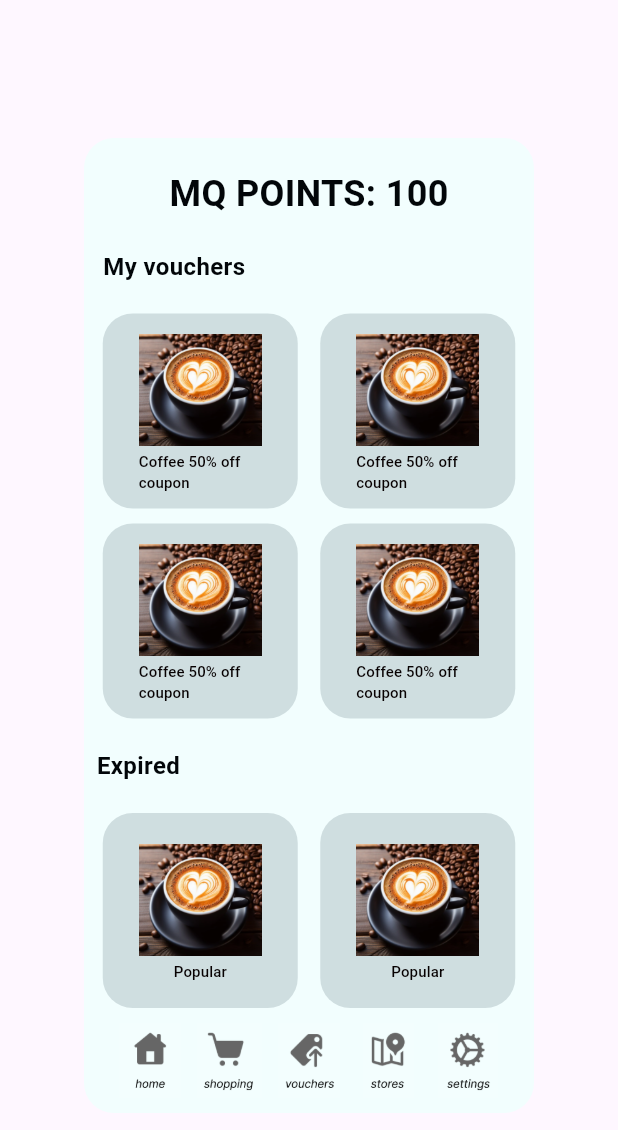
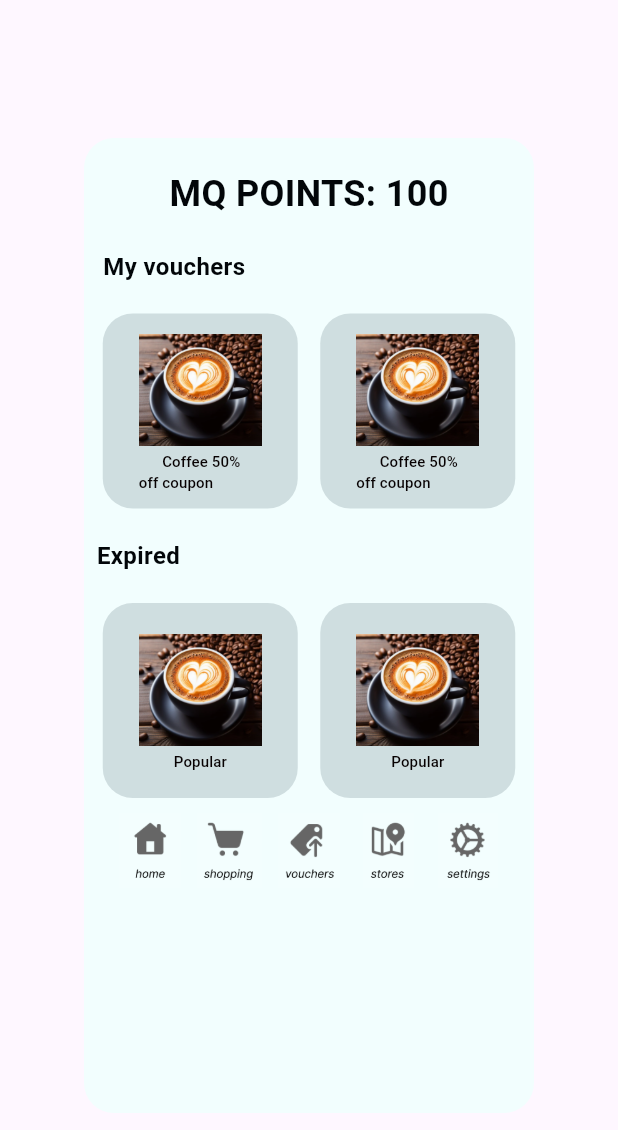
Before and after one commit to tinger529/MQ_points, a Flutter app: the VoucherScreen widget shown alone on an empty page, opened directly, on a phone screen of 412 x 824 dp. Shown: the top 1130 px of the screen. Run offline on Flutter 3.47's test engine with Material 3 defaults, Android fonts, the phone set to English and light mode, and no system bars; Roboto replaces fonts that are missing (Italic).

Commit message:
voucher screen: add mapping to voucher list

```diff
--- a/lib/models/state.dart
+++ b/lib/models/state.dart
@@ -1,12 +1,19 @@
 import 'dart:collection';
 
 import 'package:flutter/foundation.dart';
+import 'package:mqpoint/models/voucher_model.dart';
 
 class StateModel extends ChangeNotifier {
 
-  String _status = "start";   // quiz status flag
+  String _status = "start";
+
+  // temporarily store user's data here
   int points = 100;
-  int nvouchers = 1;
+  int nvouchers = 2;
+  List<Voucher> vouchers = [
+    const Voucher("      Coffee 50% off coupon", 100, "This is a voucher"),
+  //  const Voucher("      Coffee 50% off coupon", 100, "This is a voucher"),
+  ];
 
   StateModel() {
     _status = "start";
@@ -19,9 +26,9 @@ class StateModel extends ChangeNotifier {
 
   String get pageStatus => _status;
 
+  List<Voucher> get currentVouchers => UnmodifiableListView(vouchers);
+
   int get currentPoints => points;
-
-  int get currentVouchers => nvouchers;
 
   void login(String id, String passwd) {
     if (id != "" && passwd != "") {
--- a/lib/screens/voucher_screen.dart
+++ b/lib/screens/voucher_screen.dart
@@ -9,8 +9,11 @@ class VoucherScreen extends StatelessWidget {
 
   @override
   Widget build(context) {
+
     return Consumer<StateModel>(
       builder: (context, state, child) {
+
+        var vouchers = state.currentVouchers;
 
         return Center(
 
@@ -66,11 +69,9 @@ class VoucherScreen extends StatelessWidget {
 
                     const SizedBox(height: 20),
 
-                    buildContainerD(state, "item", 'Coffee 50% off coupon', colour: const Color(0xFFCFDEE0), fontColor: const Color.fromARGB(255, 7, 1, 2)),
-
-                    const SizedBox(height: 10),
-
-                    buildContainerD(state, "item", 'Coffee 50% off coupon', colour: const Color(0xFFCFDEE0), fontColor: const Color.fromARGB(255, 7, 1, 2)),
+                    ...vouchers.map((v) {
+                      return buildContainerD(state, "item", v.getName, colour: const Color(0xFFCFDEE0), fontColor: const Color.fromARGB(255, 7, 1, 2));
+                    }),
 
                     const SizedBox(height: 20),
 
```
